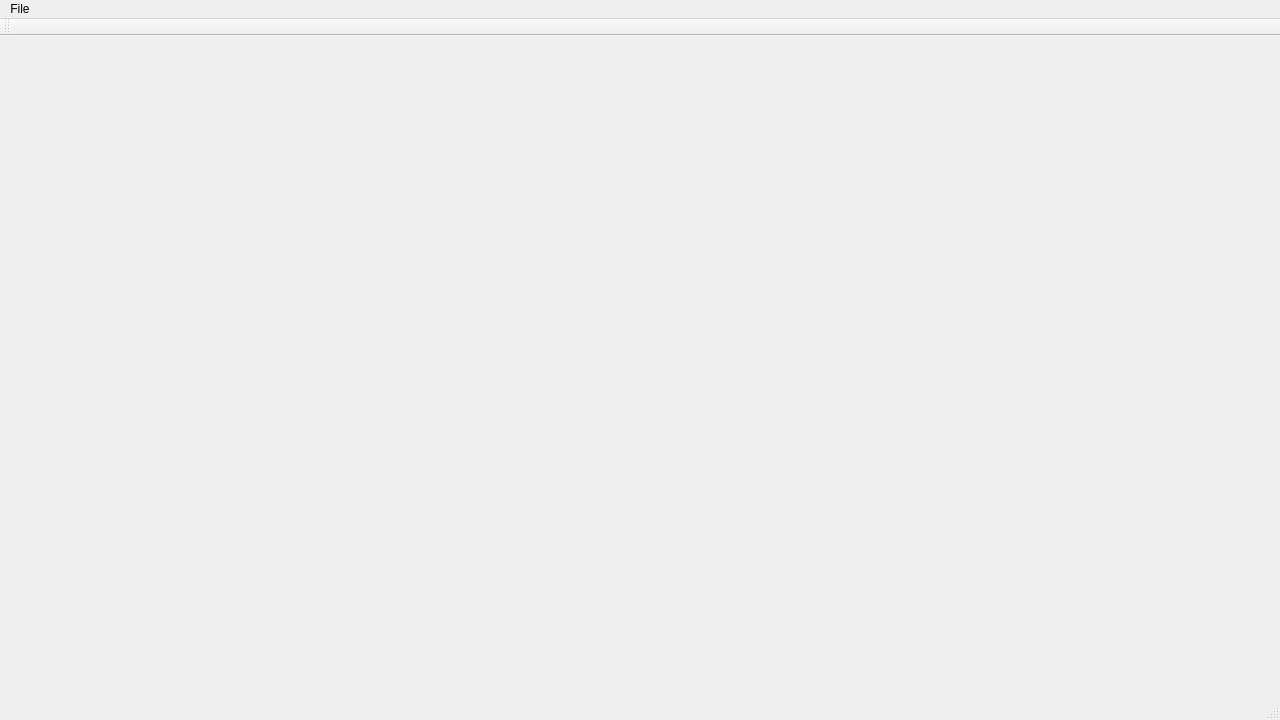
Old version of the form src/nqrduck/core/resources/main_window.ui in the repository nqrduck/nqrduck.
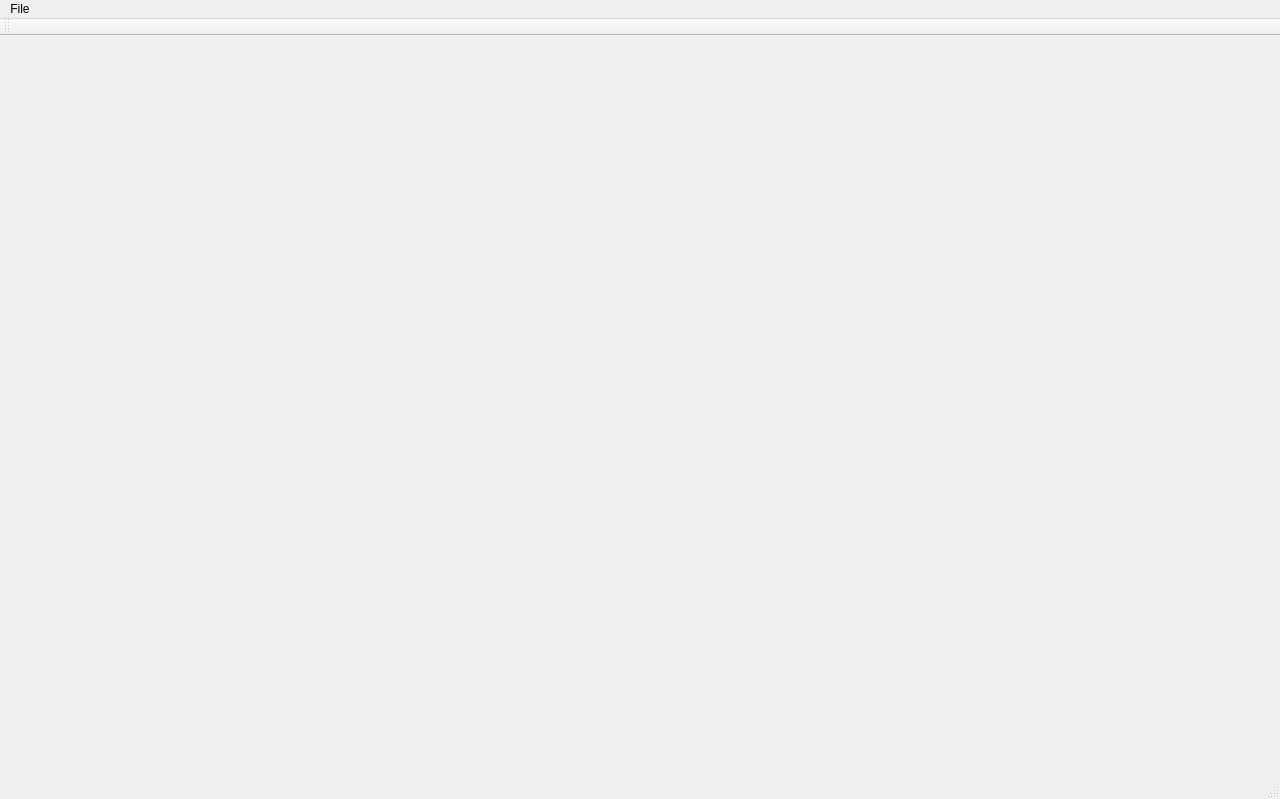
New version of the form.

```diff
--- a/src/nqrduck/core/resources/main_window.ui
+++ b/src/nqrduck/core/resources/main_window.ui
@@ -7,7 +7,7 @@
     <x>0</x>
     <y>0</y>
     <width>1280</width>
-    <height>720</height>
+    <height>799</height>
    </rect>
   </property>
   <property name="windowTitle">
```
